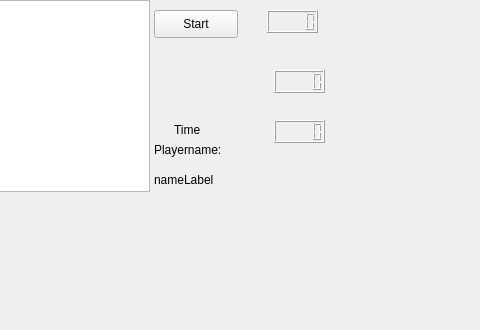
VilleTilj/Coding-projects, file Game/mainwindow.ui: the form before one commit; both pictures show x 106 to 586 and y 0 to 330 of the 800 by 600 pixel window.
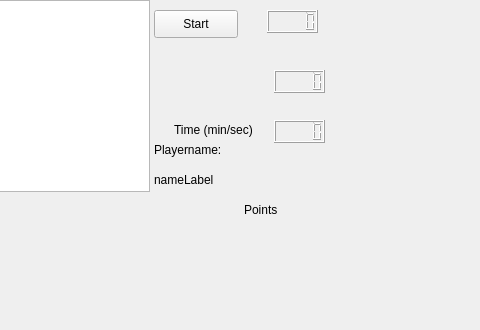
The form after the commit.

Patch:
```diff
--- a/Game/mainwindow.ui
+++ b/Game/mainwindow.ui
@@ -78,12 +78,12 @@
      <rect>
       <x>280</x>
       <y>120</y>
-      <width>63</width>
+      <width>111</width>
       <height>20</height>
      </rect>
     </property>
     <property name="text">
-     <string>Time</string>
+     <string>Time (min/sec)</string>
     </property>
    </widget>
    <widget class="QLCDNumber" name="time_lcd_min">
@@ -106,6 +106,19 @@
      </rect>
     </property>
    </widget>
+   <widget class="QLabel" name="pointsLabel">
+    <property name="geometry">
+     <rect>
+      <x>350</x>
+      <y>200</y>
+      <width>63</width>
+      <height>20</height>
+     </rect>
+    </property>
+    <property name="text">
+     <string>Points</string>
+    </property>
+   </widget>
   </widget>
   <widget class="QMenuBar" name="menubar">
    <property name="geometry">
```
